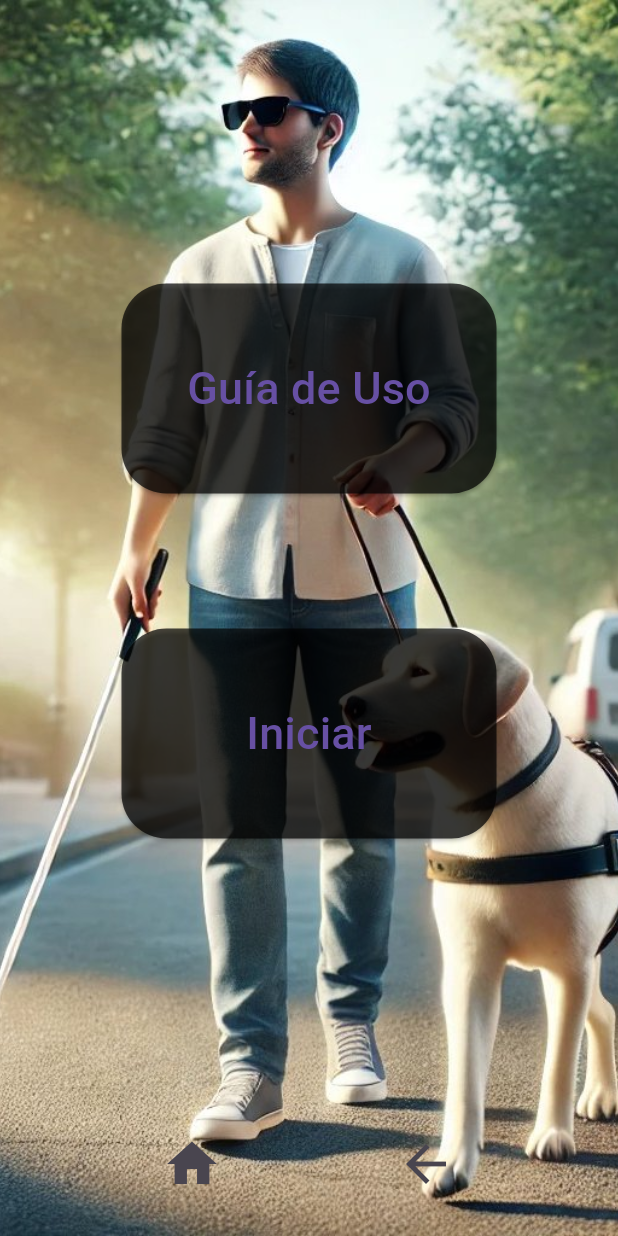
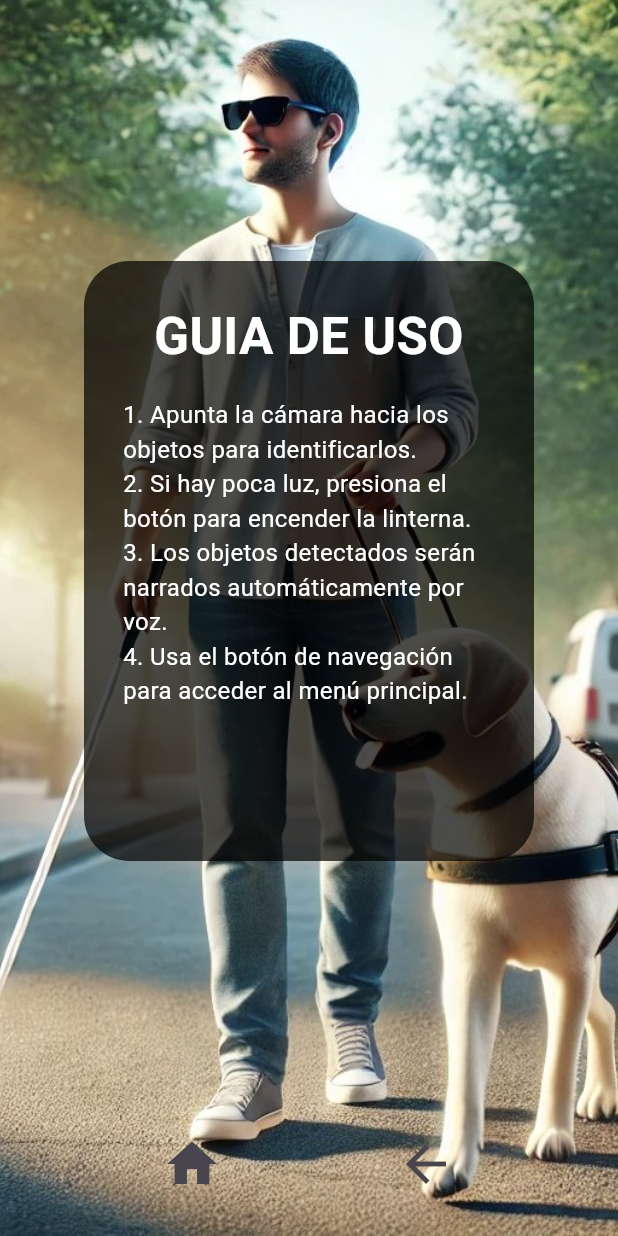
Before and after one commit to TPHinostrozaVentura/ImageRecognitionProject, a Flutter app: the screen it shows after launch, after a tap on "Guía de Uso", on a phone screen of 412 x 824 dp. Run offline on Flutter 3.47's test engine with Material 3 defaults, Android fonts, the phone set to English and light mode, and no system bars; our stand-ins replace camera, flutter_tts, wakelock; missing offline and left inert: tflite_v2.

Commit message:
feat: User Guide implemented

```diff
--- a/lib/home.dart
+++ b/lib/home.dart
@@ -1,6 +1,7 @@
 import 'package:camera/camera.dart';
 import 'package:flutter/material.dart';
 import 'package:recognition/objectDetectionPage.dart';
+import 'package:recognition/useGuide.dart';
 
 class Home extends StatefulWidget {
   //const Home({super.key});
@@ -57,10 +58,18 @@ class _HomeState extends State<Home> {
                             ),
                             onPressed: () {
                               // Acción para Guía de Uso
+                              Navigator.push(
+                                  context, MaterialPageRoute(builder: (context) {
+                                return const UserGuide();
+                              },)
+                              );
                             },
                             child: const Text(
                               'Guía de Uso',
-                              style: TextStyle(fontSize: 30), // Texto grande
+                              style: TextStyle(
+                                fontSize: 30,
+                                color: Colors.white,
+                              ), // Texto grande
                             ),
                           ),
                         ),
@@ -79,13 +88,16 @@ class _HomeState extends State<Home> {
                               // Acción para Iniciar
                               Navigator.push(
                                   context, MaterialPageRoute(builder: (context) {
-                                return ObjectDetectionPage(cameras: widget.cameras);
-                              },)
+                                    return ObjectDetectionPage(cameras: widget.cameras);
+                                    },)
                               );
                             },
                             child: const Text(
                               'Iniciar',
-                              style: TextStyle(fontSize: 30),
+                              style: TextStyle(
+                                fontSize: 30,
+                                color: Colors.white,
+                              ),
                             ),
                           ),
                         ),
--- /dev/null
+++ b/lib/useGuide.dart
@@ -0,0 +1,111 @@
+
+
+import 'package:flutter/material.dart';
+
+class UserGuide extends StatelessWidget {
+  const UserGuide({Key? key}) : super(key: key);
+  //const UserGuide({super.key});
+
+  @override
+  Widget build(BuildContext context) {
+    return Scaffold(
+      body: SafeArea(
+        child: Stack(
+          children: <Widget>[
+            // Imagen de fondo con desplazamiento a la izquierda
+            Positioned.fill(
+              child: Transform.translate(
+                offset: const Offset(0.0, 0.0), // Mueve la imagen 20 píxeles a la izquierda
+                child: Image.asset(
+                  'assets/blindimg2.jpeg', // Asegúrate de tener la imagen en la carpeta assets
+                  fit: BoxFit.cover,
+                  //alignment: Alignment.topRight,
+                ),
+              ),
+            ),
+            // Contenido de la pantalla
+            Column(
+              mainAxisAlignment: MainAxisAlignment.spaceBetween,
+              children: <Widget>[
+                // Botones centrales
+                Expanded(
+                  child: Center(
+                    child: Column(
+                      mainAxisSize: MainAxisSize.min,
+                      mainAxisAlignment: MainAxisAlignment.center, // Centra verticalmente
+                      children: <Widget>[
+                        SizedBox(
+                          width: 300, // Ancho del contenedor
+                          height: 400, // Alto del contenedor
+                          child: Container(
+                            decoration: BoxDecoration(
+                              color: Colors.black.withOpacity(0.7), // Color de fondo con opacidad
+                              borderRadius: BorderRadius.all(Radius.circular(30)), // Bordes redondeados
+                            ),
+                            padding: const EdgeInsets.all(26), // Espacio interior
+                            child: const Column(
+                              crossAxisAlignment: CrossAxisAlignment.start, // Alinea a la izquierda el contenido
+                              children: [
+                                Center( // Centra el título horizontalmente
+                                  child: Text(
+                                    'GUIA DE USO',
+                                    style: TextStyle(
+                                      fontSize: 34, // Tamaño más grande para el título
+                                      color: Colors.white, // Color del texto
+                                      fontWeight: FontWeight.bold, // Negrita para el título
+                                    ),
+                                    textAlign: TextAlign.center, // Alineación centrada del título
+                                  ),
+                                ),
+                                SizedBox(height: 16), // Espacio entre el título y el texto
+                                Text(
+                                  '1. Apunta la cámara hacia los objetos para identificarlos.\n'
+                                      '2. Si hay poca luz, presiona el botón para encender la linterna.\n'
+                                      '3. Los objetos detectados serán narrados automáticamente por voz.\n'
+                                      '4. Usa el botón de navegación para acceder al menú principal.\n',
+                                  style: TextStyle(
+                                    fontSize: 16, // Tamaño más pequeño para el cuerpo del texto
+                                    color: Colors.white, // Color del texto
+                                  ),
+                                  textAlign: TextAlign.left, // Alineación izquierda para el contenido
+                                ),
+                              ],
+                            ),
+                          ),
+                        ),
+                      ],
+                    ),
+                  ),
+                ),
+                // Botones inferiores
+                Padding(
+                  padding: const EdgeInsets.only(bottom: 20.0),
+                  child: Row(
+                    mainAxisAlignment: MainAxisAlignment.spaceEvenly,
+                    children: <Widget>[
+                      IconButton(
+                        onPressed: () {
+                          // Acción para Home
+                        },
+                        icon: const Icon(Icons.home),
+                        iconSize: 40,
+                      ),
+                      IconButton(
+                        onPressed: () {
+                          // Acción para Ir Atrás
+                          Navigator.pop(context);
+                        },
+                        icon: const Icon(Icons.arrow_back),
+                        iconSize: 40,
+                      ),
+                    ],
+                  ),
+                ),
+              ],
+            ),
+          ],
+        ),
+      ),
+    );
+  }
+}
```
